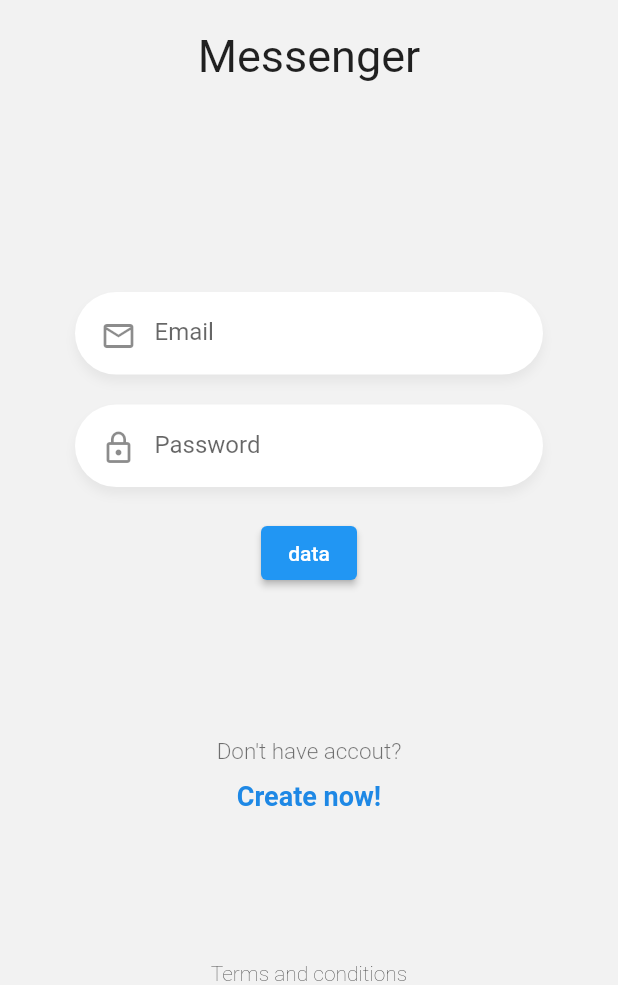
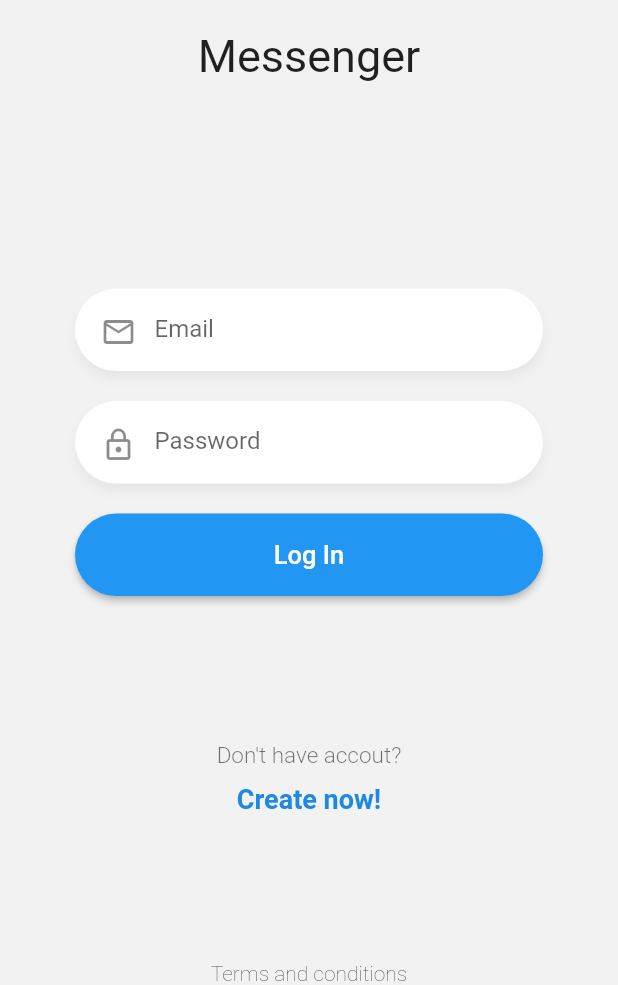
Before and after one commit to GerArJe/chat, a Flutter app: the screen it shows after launch, on a phone screen of 412 x 824 dp, the part 251-1236 px from its top. Run offline on Flutter 3.47's test engine with Material 2 defaults, Android fonts, the phone set to English and light mode, and no system bars.

Commit message:
button blue

```diff
--- a/lib/pages/login_page.dart
+++ b/lib/pages/login_page.dart
@@ -3,6 +3,7 @@ import 'package:flutter/material.dart';
 import 'package:chat/widgets/custom_input.dart';
 import 'package:chat/widgets/labels.dart';
 import 'package:chat/widgets/logo.dart';
+import 'package:chat/widgets/btn_blue.dart';
 
 class LoginPage extends StatelessWidget {
   const LoginPage({Key? key}) : super(key: key);
@@ -59,12 +60,13 @@ class __FormState extends State<_Form> {
             textController: passwordCtrl,
             isPassword: true,
           ),
-          ElevatedButton(
-              onPressed: () {
-                print(emailCtrl.text);
-                print(passwordCtrl.text);
-              },
-              child: Text('data'))
+          ButtonBlue(
+            text: 'Log In',
+            onPressed: () {
+              print(emailCtrl.text);
+              print(passwordCtrl.text);
+            },
+          ),
         ],
       ),
     );
--- /dev/null
+++ b/lib/widgets/btn_blue.dart
@@ -0,0 +1,31 @@
+import 'package:flutter/material.dart';
+
+class ButtonBlue extends StatelessWidget {
+  final String text;
+  final VoidCallback onPressed;
+
+  const ButtonBlue(
+      {Key? key, required this.text, required this.onPressed})
+      : super(key: key);
+
+  @override
+  Widget build(BuildContext context) {
+    return ElevatedButton(
+      onPressed: onPressed,
+      child: Container(
+        width: double.infinity,
+        height: 55,
+        child: Center(
+            child: Text(
+          text,
+          style: TextStyle(color: Colors.white, fontSize: 17),
+        )),
+      ),
+      style: ButtonStyle(
+        elevation: MaterialStateProperty.all(2),
+        backgroundColor: MaterialStateProperty.all(Colors.blue),
+        shape: MaterialStateProperty.all(StadiumBorder()),
+      ),
+    );
+  }
+}
```
